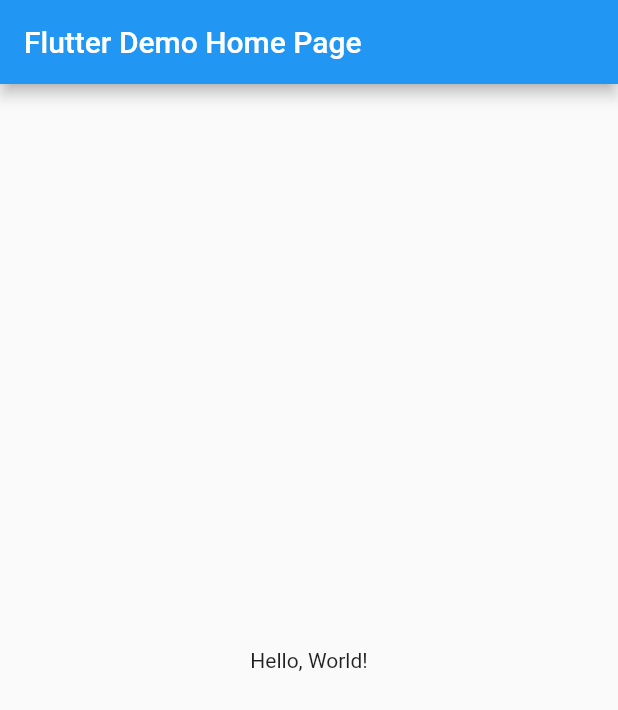
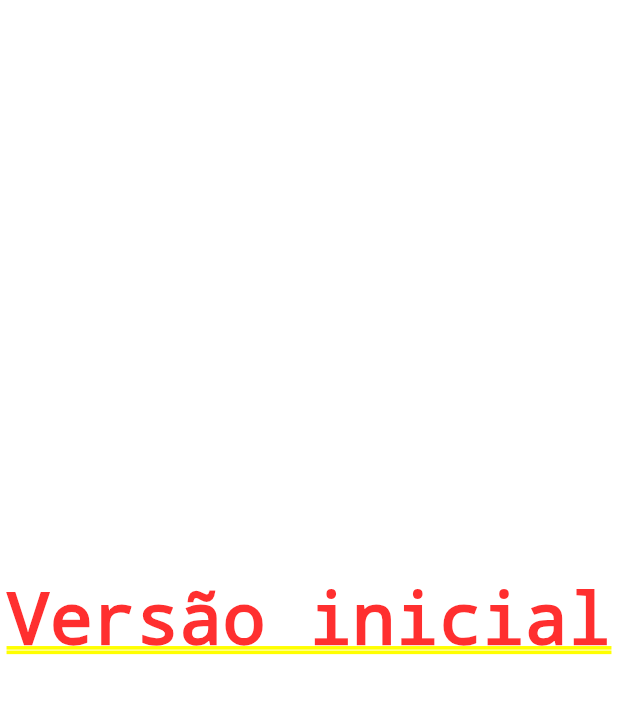
Before and after one commit to thalitagq/flutter_expenses_app, a Flutter app: the screen it shows after launch, on a phone screen of 412 x 824 dp. Shown: the top 710 px of the screen. Run offline on Flutter 3.47's test engine with Material 2 defaults, Android fonts, the phone set to English and light mode, and no system bars.

Commit message:
initial commit

```diff
--- a/lib/main.dart
+++ b/lib/main.dart
@@ -1,42 +1,21 @@
 import 'package:flutter/material.dart';
 
-void main() => runApp(MyApp());
+main() => runApp(ExpensesApp());
 
-class MyApp extends StatelessWidget {
-  const MyApp({super.key});
-  // This widget is the root of your application.
+class ExpensesApp extends StatelessWidget {
+  const ExpensesApp({Key? key}) : super(key: key);
+
   @override
   Widget build(BuildContext context) {
-    return MaterialApp(
-      // Application name
-      title: 'Flutter Hello World',
-      // Application theme data, you can set the colors for the application as
-      // you want
-      theme: ThemeData(
-        primarySwatch: Colors.blue,
-      ),
-      // A widget which will be started on application startup
-      home: MyHomePage(title: 'Flutter Demo Home Page'),
-    );
+    return const MaterialApp(home: MyHomePage());
   }
 }
 
 class MyHomePage extends StatelessWidget {
-  final String title;
-  const MyHomePage({super.key, required this.title});
+  const MyHomePage({Key? key}) : super(key: key);
 
   @override
   Widget build(BuildContext context) {
-    return Scaffold(
-      appBar: AppBar(
-        // The title text which will be shown on the action bar
-        title: Text(title),
-      ),
-      body: Center(
-        child: Text(
-          'Hello, World!',
-        ),
-      ),
-    );
+    return const Center(child: Text('Versão inicial'));
   }
 }
```
